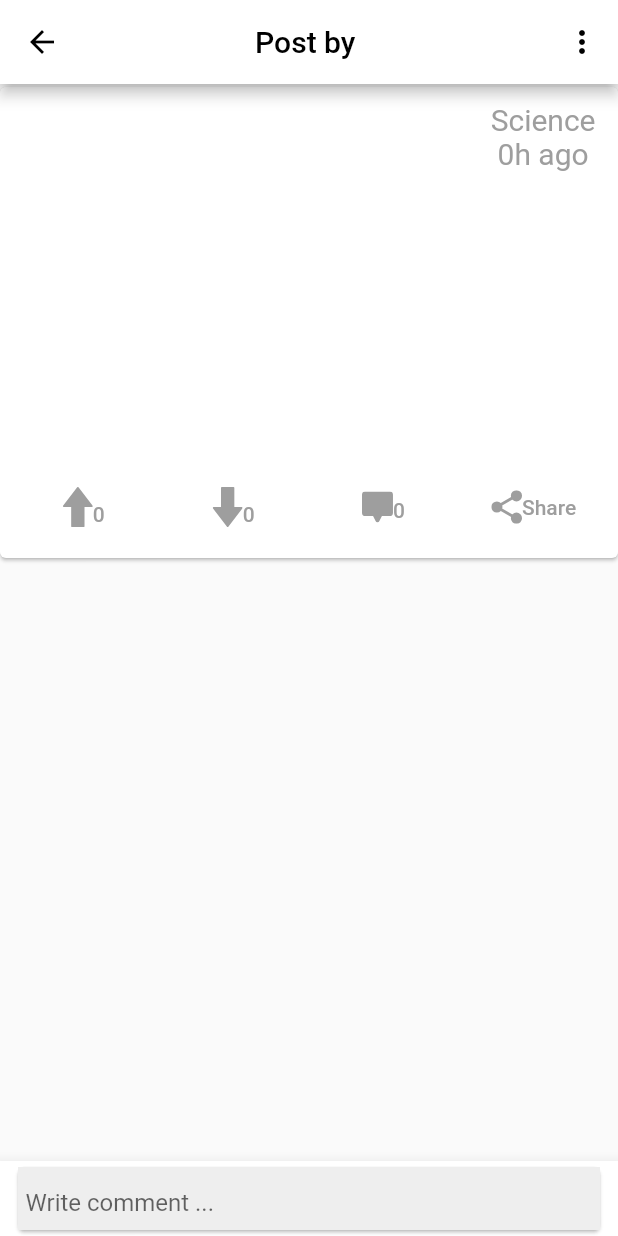
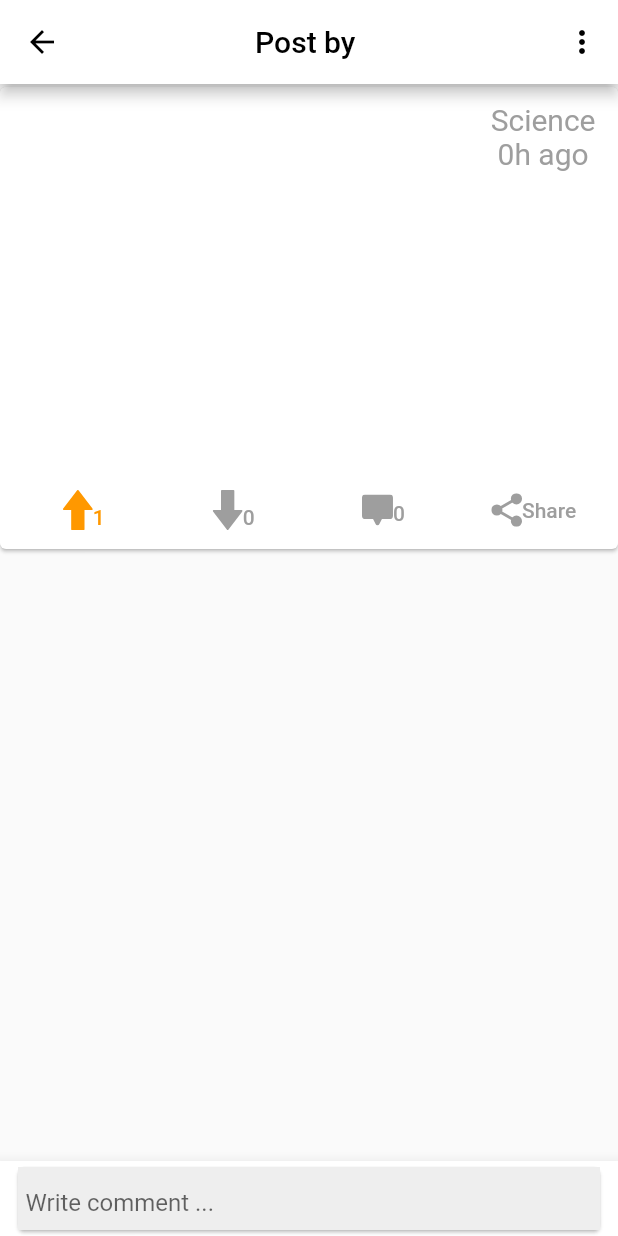
Before and after one commit to TeamInspireMe/InspireMe-Cli, a Flutter app: the PostDetailedView screen opened directly with empty values, after a tap on an icon or button, on a phone screen of 412 x 824 dp. Run offline on Flutter 3.47's test engine with Material 2 defaults, Android fonts, the phone set to English and light mode, and no system bars; our stand-ins replace flutter_svg.

Commit message:
fixed some UI

```diff
--- a/inspire_me/lib/screens/postview.dart
+++ b/inspire_me/lib/screens/postview.dart
@@ -52,7 +52,7 @@ class _PostViewState extends State<PostView> {
       child: Card(
         margin: EdgeInsets.symmetric(vertical: 2.0),
         child: Container(
-          margin: EdgeInsets.symmetric(vertical: 10.0),
+          margin: EdgeInsets.fromLTRB(0, 10, 0, 2),
           child: Column(
             children: <Widget>[
               Padding(
@@ -85,17 +85,19 @@ class _PostViewState extends State<PostView> {
                           child: SingleChildScrollView(
                             child: Text(
                               '${widget.post.content}',
+                              textAlign: TextAlign.center,
                               style: TextStyle(fontSize: 23),
                             ),
                           )),
                     ),
+              SizedBox(height: 2),
               Row(
                 mainAxisAlignment: MainAxisAlignment.spaceEvenly,
                 crossAxisAlignment: CrossAxisAlignment.end,
                 children: <Widget>[
                   FlatButton(
                     onPressed: () {
-                      interact(widget.post.upVote, 'likes');
+                      interact(widget.post.upVoted, 'likes');
                     },
                     child: Row(
                       crossAxisAlignment: CrossAxisAlignment.end,
```
